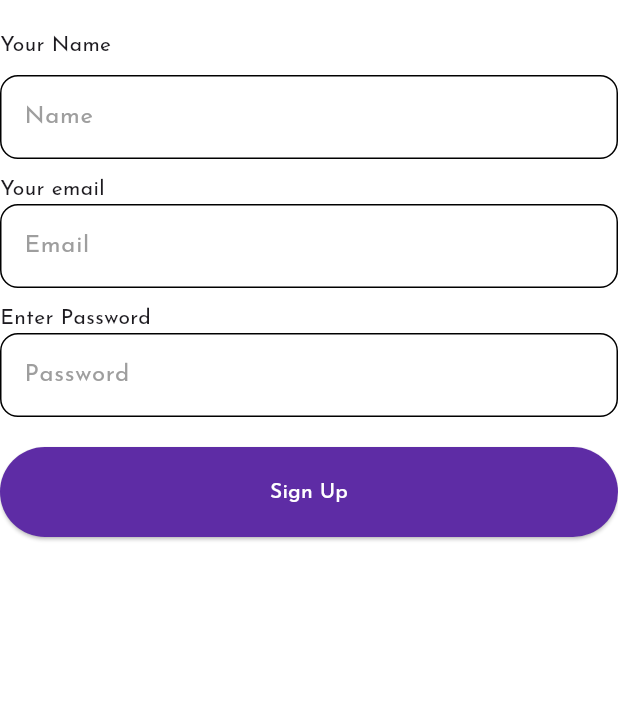
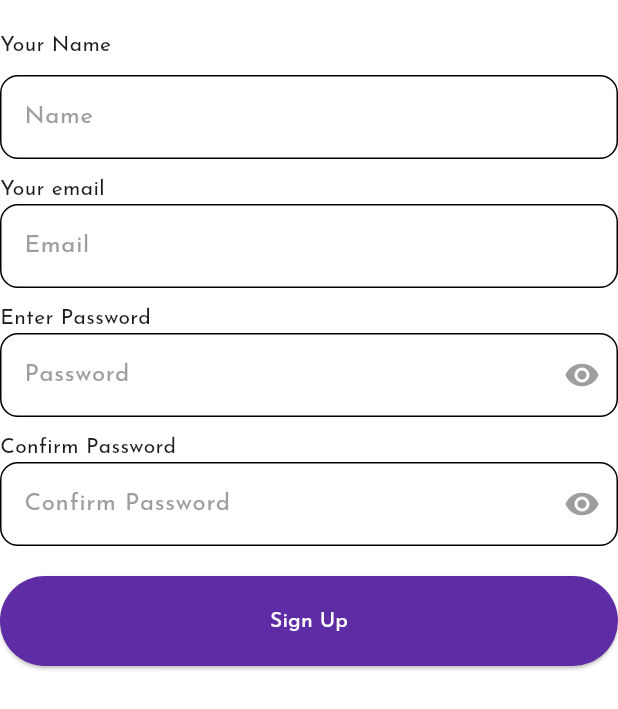
Before and after one commit to Olvine23/ollychat, a Flutter app: the SignUpScreen screen opened directly, on a phone screen of 412 x 824 dp. Shown: the top 709 px of the screen. Run offline on Flutter 3.47's test engine with Material 3 defaults, Android fonts, the phone set to English and light mode, and no system bars; our stand-ins replace awesome_snackbar_content, bloc, cached_network_image, cloud_firestore, connectivity, equatable and 19 more; missing offline and left inert: google_gemini, html_editor_enhanced, markdown_editable_textinput; accounts and stored records are empty; network calls fail; project files that could hold a hidden picture were left out.

Commit message:
added confirm password textfield on sign up

```diff
--- a/lib/screens/authentication/signup_screen.dart
+++ b/lib/screens/authentication/signup_screen.dart
@@ -25,6 +25,8 @@ class _SignUpScreenState extends State<SignUpScreen> {
   bool containsNumber = false;
   bool containsSpecialChar = false;
   bool contains8Length = false;
+  final confirmPasswordController = TextEditingController();
+   bool obscureText = true;
 
   @override
   Widget build(BuildContext context) {
@@ -87,11 +89,49 @@ class _SignUpScreenState extends State<SignUpScreen> {
                             alignment: Alignment.topLeft,
                             child: Text("Enter Password")),
                         CustomTextField(
+                           suffixIcon: GestureDetector(
+                              onTap: () {
+                                setState(() {
+                                  obscureText = !obscureText;
+                                });
+                              },
+                              child: Icon(
+                                  obscureText
+                                      ? Icons.visibility
+                                      : Icons.visibility_off,
+                                  color: Colors.grey),
+                            ),
                           controller: passwordController,
                           hintText: 'Password',
-                          obscureText: obscurePPassword,
+                          obscureText: obscureText,
                           keyboardType: TextInputType.visiblePassword,
                         ),
+                          const SizedBox(height: 10),
+                      const Align(alignment: Alignment.topLeft, child: Text("Confirm Password")),
+                         CustomTextField(
+                           suffixIcon: GestureDetector(
+                              onTap: () {
+                                setState(() {
+                                  obscureText = !obscureText;
+                                });
+                              },
+                              child: Icon(
+                                  obscureText
+                                      ? Icons.visibility
+                                      : Icons.visibility_off,
+                                  color: Colors.grey),
+                            ),
+                        controller: confirmPasswordController,
+                        hintText: 'Confirm Password',
+                        obscureText: obscureText, // Always obscure the confirm password field
+                        keyboardType: TextInputType.visiblePassword,
+                        validator: (value) {
+                          if (value != passwordController.text) {
+                            return 'Passwords do not match';
+                          }
+                          return null;
+                        },
+                      ),
                           const SizedBox(
                           height: 20,
                         ),
```
